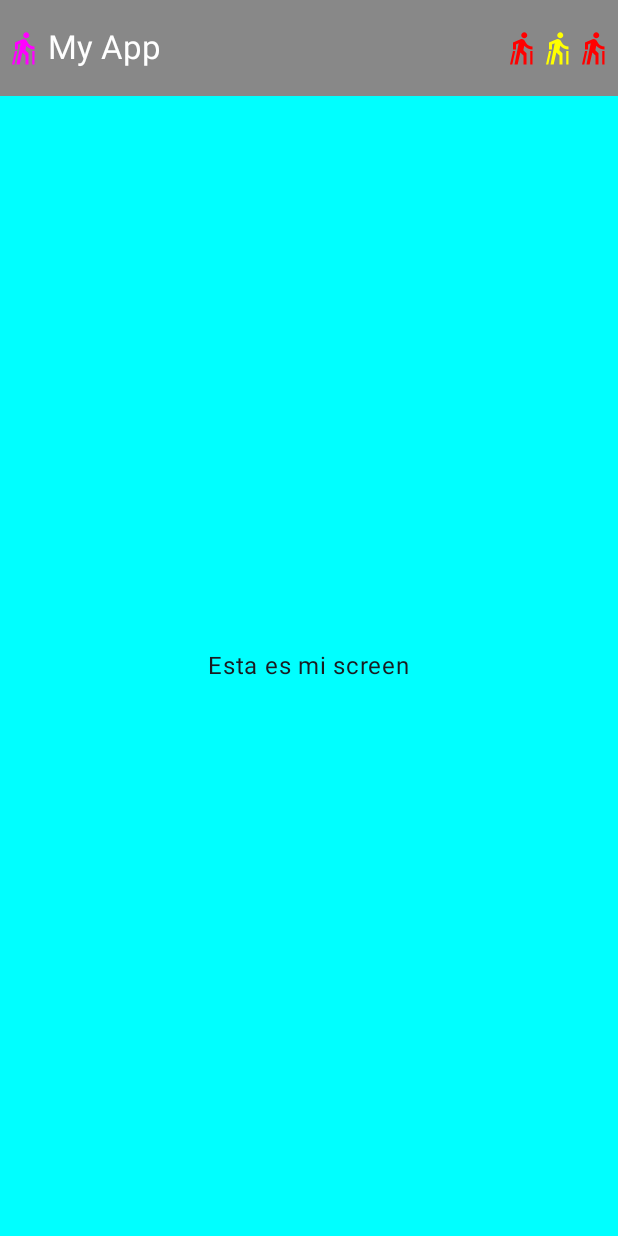
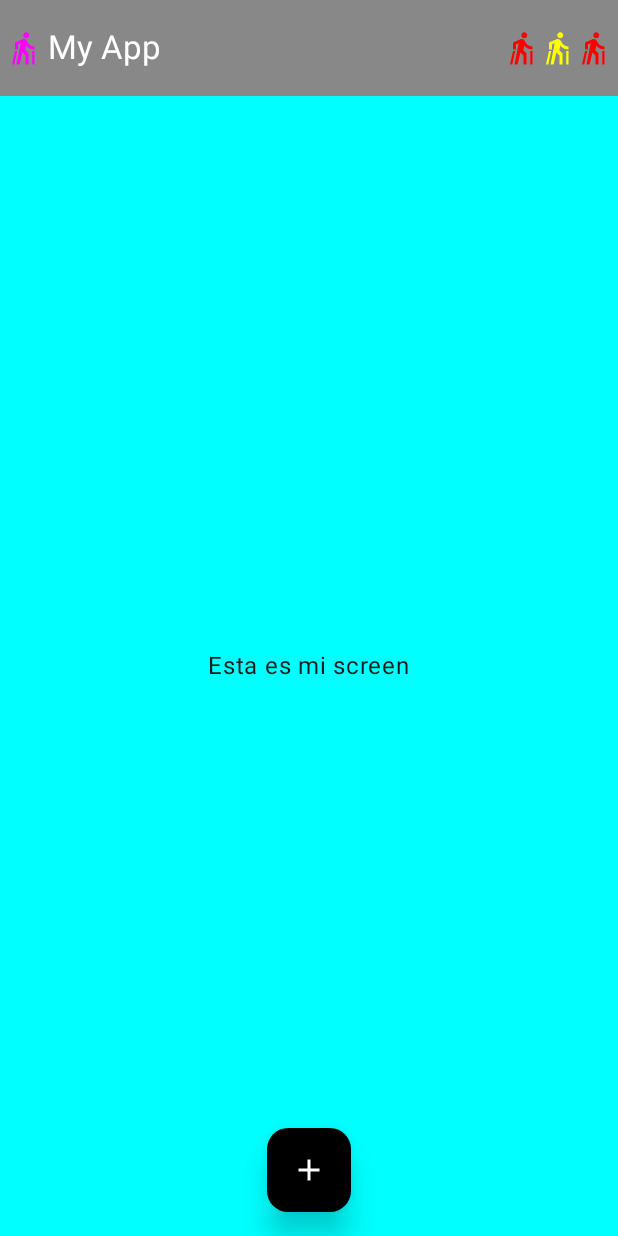
Before and after one commit to VicLT/UDEMY_Jetpack_Compose, an Android app built with Jetpack Compose: the screen it shows after launch (MainActivity), on a phone screen of 412 x 824 dp. Run offline under Robolectric (Android 15) with nearby library versions, the phone set to English and light mode, and no system bars.

Commit message:
Floating Action Button

```diff
--- a/app/src/main/java/udemy/victorlamas/myfirstcomposeapp/MainActivity.kt
+++ b/app/src/main/java/udemy/victorlamas/myfirstcomposeapp/MainActivity.kt
@@ -9,6 +9,7 @@ import androidx.compose.foundation.clickable
 import androidx.compose.foundation.layout.Box
 import androidx.compose.foundation.layout.fillMaxSize
 import androidx.compose.foundation.layout.padding
+import androidx.compose.material3.FabPosition
 import androidx.compose.material3.Scaffold
 import androidx.compose.material3.SnackbarDuration
 import androidx.compose.material3.SnackbarHost
@@ -23,6 +24,7 @@ import androidx.compose.ui.Modifier
 import androidx.compose.ui.graphics.Color
 import androidx.compose.ui.tooling.preview.Preview
 import kotlinx.coroutines.launch
+import udemy.victorlamas.myfirstcomposeapp.components.MyFAB
 import udemy.victorlamas.myfirstcomposeapp.components.MyTopAppBar
 import udemy.victorlamas.myfirstcomposeapp.login.Greeting
 import udemy.victorlamas.myfirstcomposeapp.ui.theme.MyFirstComposeAppTheme
@@ -39,7 +41,9 @@ class MainActivity : ComponentActivity() {
                 Scaffold(
                     modifier = Modifier.fillMaxSize(),
                     topBar = { MyTopAppBar() },
-                    snackbarHost = { SnackbarHost(hostState = snackbarHostState) }
+                    snackbarHost = { SnackbarHost(hostState = snackbarHostState) },
+                    floatingActionButton = { MyFAB() },
+                    floatingActionButtonPosition = FabPosition.Center
                 ) { innerPadding ->
                     Box(
                         modifier = Modifier
--- a/app/src/main/java/udemy/victorlamas/myfirstcomposeapp/components/Buttons.kt
+++ b/app/src/main/java/udemy/victorlamas/myfirstcomposeapp/components/Buttons.kt
@@ -8,13 +8,18 @@ import androidx.compose.material3.Button
 import androidx.compose.material3.ButtonDefaults
 import androidx.compose.material3.ElevatedButton
 import androidx.compose.material3.FilledTonalButton
+import androidx.compose.material3.FloatingActionButton
+import androidx.compose.material3.FloatingActionButtonDefaults
+import androidx.compose.material3.Icon
 import androidx.compose.material3.OutlinedButton
 import androidx.compose.material3.Text
 import androidx.compose.material3.TextButton
 import androidx.compose.runtime.Composable
 import androidx.compose.ui.Modifier
 import androidx.compose.ui.graphics.Color
+import androidx.compose.ui.res.painterResource
 import androidx.compose.ui.unit.dp
+import udemy.victorlamas.myfirstcomposeapp.R
 
 @Composable
 fun MyButtons(modifier: Modifier) {
@@ -59,3 +64,19 @@ fun MyButtons(modifier: Modifier) {
         }
     }
 }
+
+@Composable
+fun MyFAB(modifier: Modifier = Modifier) {
+    FloatingActionButton(
+        onClick = {},
+        shape = RoundedCornerShape(25),
+        contentColor = Color.White,
+        containerColor = Color.Black,
+        elevation = FloatingActionButtonDefaults.elevation(defaultElevation = 12.dp)
+    ) {
+        Icon(
+            painter = painterResource(R.drawable.ic_add),
+            contentDescription = null
+        )
+    }
+}
--- /dev/null
+++ b/app/src/main/res/drawable/ic_add.xml
@@ -0,0 +1,5 @@
+<vector xmlns:android="http://schemas.android.com/apk/res/android" android:height="24dp" android:tint="#000000" android:viewportHeight="960" android:viewportWidth="960" android:width="24dp">
+
+    <path android:fillColor="@android:color/white" android:pathData="M440,520L200,520L200,440L440,440L440,200L520,200L520,440L760,440L760,520L520,520L520,760L440,760L440,520Z"/>
+
+</vector>
```
